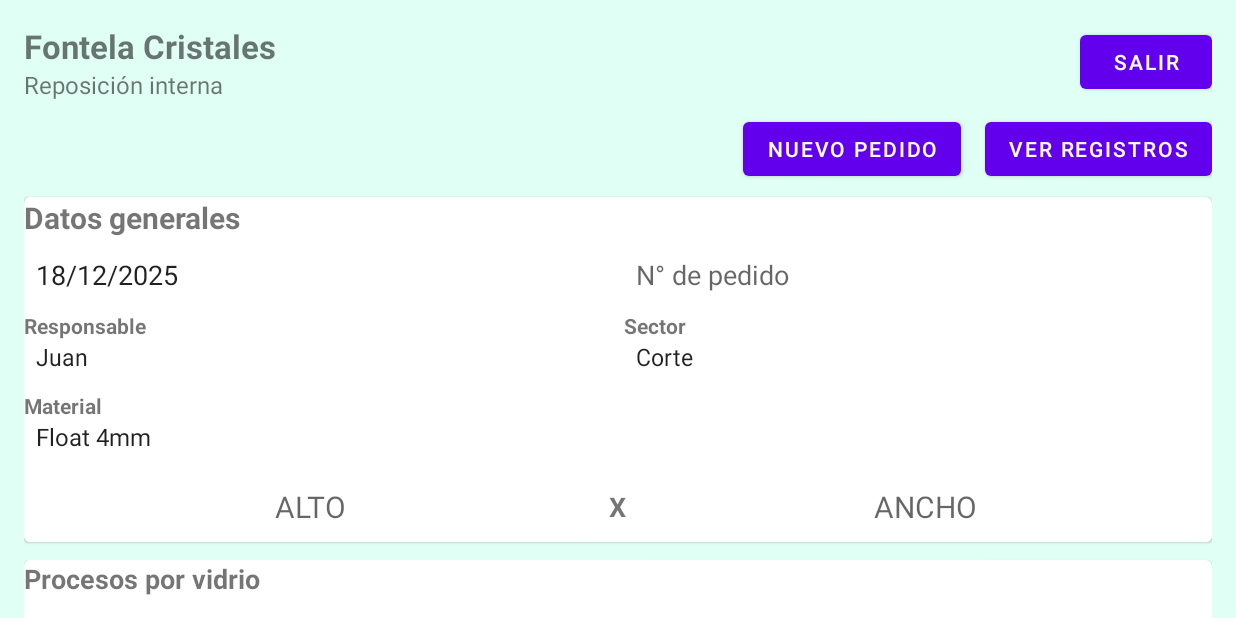
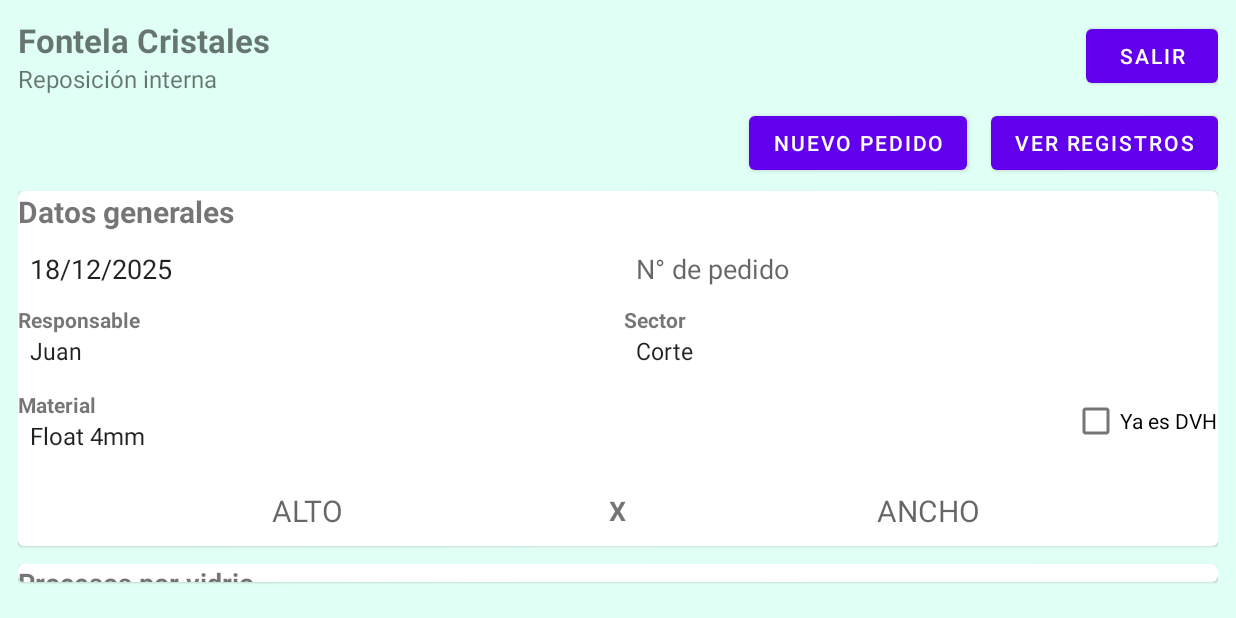
Before and after one commit to isalva-glitch/ReposicionInterna, an Android app: the screen it shows after launch (MainActivity), on a phone screen of 824 x 412 dp (held sideways). Run offline under Robolectric (Android 15) with nearby library versions, the phone set to English and light mode, and no system bars.

Commit message:
Refine main screen layout and move DVH check

```diff
--- a/app/src/main/res/layout-sw600dp/activity_main.xml
+++ b/app/src/main/res/layout-sw600dp/activity_main.xml
@@ -138,7 +138,7 @@
                     android:id="@+id/generalFlow"
                     android:layout_width="0dp"
                     android:layout_height="wrap_content"
-                    app:constraint_referenced_ids="tilFecha, tilNumeroPedido, spResponsableContainer, spSectorContainer, spMaterialContainer"
+                    app:constraint_referenced_ids="tilFecha, tilNumeroPedido, spResponsableContainer, spSectorContainer, materialRow"
                     app:flow_horizontalBias="0"
                     app:flow_horizontalGap="12dp"
                     app:flow_maxElementsWrap="2"
@@ -228,9 +228,17 @@
                 </LinearLayout>
 
                 <LinearLayout
+                    android:id="@+id/materialRow"
+                    android:layout_width="0dp"
+                    android:layout_height="wrap_content"
+                    android:orientation="horizontal"
+                    android:gravity="center_vertical">
+
+                    <LinearLayout
                         android:id="@+id/spMaterialContainer"
                         android:layout_width="0dp"
                         android:layout_height="wrap_content"
+                        android:layout_weight="1"
                         android:orientation="vertical">
 
                         <TextView
@@ -244,6 +252,14 @@
                             android:layout_width="match_parent"
                             android:layout_height="wrap_content"
                             android:background="@android:drawable/editbox_dropdown_dark_frame" />
+                    </LinearLayout>
+
+                    <CheckBox
+                        android:id="@+id/cbDvh"
+                        android:layout_width="wrap_content"
+                        android:layout_height="wrap_content"
+                        android:layout_marginStart="12dp"
+                        android:text="Ya es DVH" />
                 </LinearLayout>
             </androidx.constraintlayout.widget.ConstraintLayout>
         </com.google.android.material.card.MaterialCardView>
@@ -401,20 +417,6 @@
                     android:layout_width="match_parent"
                     android:layout_height="wrap_content"
                     android:layout_marginTop="12dp"
-                    android:text="Otros procesos"
-                    android:textColor="#0A2F1F"
-                    android:textStyle="bold" />
-
-                <CheckBox
-                    android:id="@+id/cbDvh"
-                    android:layout_width="wrap_content"
-                    android:layout_height="wrap_content"
-                    android:text="Ya es DVH" />
-
-                <TextView
-                    android:layout_width="match_parent"
-                    android:layout_height="wrap_content"
-                    android:layout_marginTop="12dp"
                     android:text="Origen del corte"
                     android:textColor="#0A2F1F"
                     android:textSize="16sp"
--- a/app/src/main/res/layout/activity_main.xml
+++ b/app/src/main/res/layout/activity_main.xml
@@ -1,14 +1,9 @@
 <?xml version="1.0" encoding="utf-8"?>
-<ScrollView xmlns:android="http://schemas.android.com/apk/res/android"
+<LinearLayout xmlns:android="http://schemas.android.com/apk/res/android"
     android:layout_width="match_parent"
     android:layout_height="match_parent"
-    android:fillViewport="true">
-
-    <LinearLayout
-        android:layout_width="match_parent"
-        android:layout_height="wrap_content"
     android:orientation="vertical"
-        android:padding="16dp"
+    android:padding="12dp"
     android:background="#E0FFF5">
 
         <!-- CABECERA: Título + Subtítulo + Salir -->
@@ -195,6 +190,13 @@
                             android:layout_height="wrap_content"
                             android:background="@android:color/white" />
                     </LinearLayout>
+
+                    <CheckBox
+                        android:id="@+id/cbDvh"
+                        android:layout_width="wrap_content"
+                        android:layout_height="wrap_content"
+                        android:layout_marginStart="12dp"
+                        android:text="Ya es DVH" />
                 </LinearLayout>
 
                 <!-- Dimensiones -->
@@ -260,13 +262,24 @@
                     android:textStyle="bold"
                     android:textSize="18sp" />
 
-                <!-- Vidrio 1 + Pulido/Templado -->
+                <!-- Vidrios y procesos en dos columnas para reducir el alto -->
                 <LinearLayout
                     android:layout_width="match_parent"
                     android:layout_height="wrap_content"
                     android:orientation="horizontal"
-                    android:gravity="center_vertical"
                     android:paddingTop="8dp">
+
+                    <LinearLayout
+                        android:layout_width="0dp"
+                        android:layout_height="wrap_content"
+                        android:layout_weight="1"
+                        android:orientation="vertical">
+
+                        <LinearLayout
+                            android:layout_width="match_parent"
+                            android:layout_height="wrap_content"
+                            android:orientation="horizontal"
+                            android:gravity="center_vertical">
 
                             <TextView
                                 android:layout_width="0dp"
@@ -284,24 +297,31 @@
                                 android:id="@+id/cbTemplado"
                                 android:layout_width="wrap_content"
                                 android:layout_height="wrap_content"
+                                android:layout_marginStart="4dp"
                                 android:text="Templado" />
                         </LinearLayout>
 
                         <EditText
                             android:id="@+id/etCara1"
                             android:layout_width="match_parent"
-                    android:layout_height="90dp"
+                            android:layout_height="70dp"
                             android:background="@android:color/white"
                             android:gravity="top"
                             android:inputType="textMultiLine" />
+                    </LinearLayout>
 
-                <!-- Vidrio 2 + Pulido/Templado -->
+                    <LinearLayout
+                        android:layout_width="0dp"
+                        android:layout_height="wrap_content"
+                        android:layout_weight="1"
+                        android:orientation="vertical"
+                        android:layout_marginStart="8dp">
+
                         <LinearLayout
                             android:layout_width="match_parent"
                             android:layout_height="wrap_content"
                             android:orientation="horizontal"
-                    android:gravity="center_vertical"
-                    android:paddingTop="12dp">
+                            android:gravity="center_vertical">
 
                             <TextView
                                 android:layout_width="0dp"
@@ -319,23 +339,19 @@
                                 android:id="@+id/cbTempladoCara2"
                                 android:layout_width="wrap_content"
                                 android:layout_height="wrap_content"
+                                android:layout_marginStart="4dp"
                                 android:text="Templado" />
                         </LinearLayout>
 
                         <EditText
                             android:id="@+id/etCara2"
                             android:layout_width="match_parent"
-                    android:layout_height="90dp"
+                            android:layout_height="70dp"
                             android:background="@android:color/white"
                             android:gravity="top"
                             android:inputType="textMultiLine" />
-
-                <CheckBox
-                    android:id="@+id/cbDvh"
-                    android:layout_width="wrap_content"
-                    android:layout_height="wrap_content"
-                    android:paddingTop="12dp"
-                    android:text="Ya es DVH" />
+                    </LinearLayout>
+                </LinearLayout>
 
                 <!-- Origen del corte -->
                 <TextView
@@ -378,7 +394,7 @@
                 <EditText
                     android:id="@+id/etMotivo"
                     android:layout_width="match_parent"
-                    android:layout_height="90dp"
+                    android:layout_height="70dp"
                     android:background="@android:color/white"
                     android:gravity="top"
                     android:inputType="textMultiLine" />
@@ -440,4 +456,3 @@
         </LinearLayout>
 
     </LinearLayout>
-</ScrollView>
```
Lines whose indentation alone changed are shown as unchanged.
